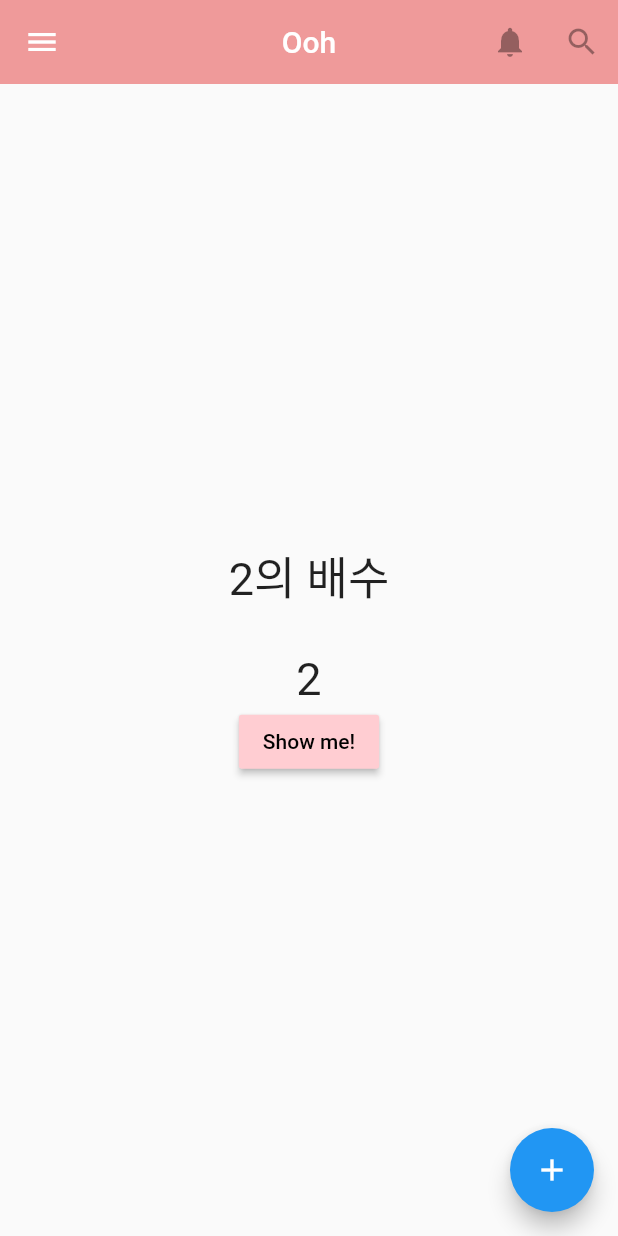
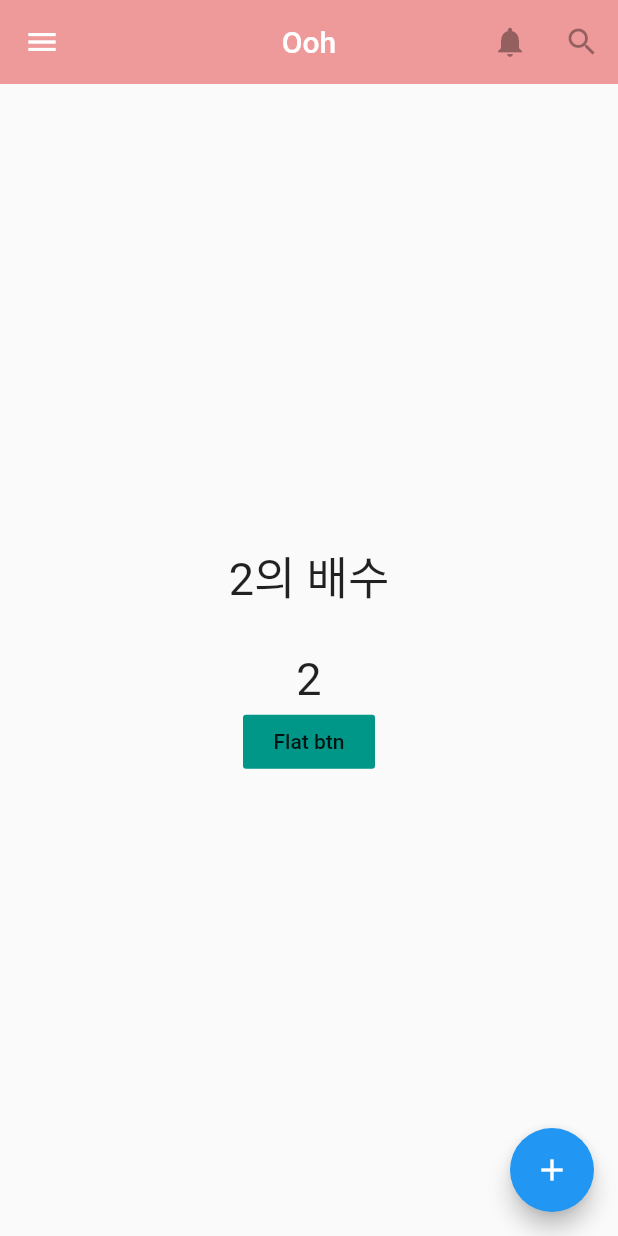
Before and after one commit to 2ChanWoo/StartFlutter, a Flutter app: the screen it shows after launch, on a phone screen of 412 x 824 dp. Run offline on Flutter 3.47's test engine with Material 2 defaults, Android fonts, the phone set to English and light mode, and no system bars; our stand-ins replace fluttertoast.

Commit message:
SnackBar 를 함수로 처리.
Builder 를 선언할 필요 없어짐.

```diff
--- a/lib/main.dart
+++ b/lib/main.dart
@@ -88,8 +88,7 @@ class _Main_StfulState extends State<Main_Stful> {
         elevation: 0.0, //위젯의 높이. 숫자가 클수록 앱바가 떠 있는 효과. (그림자로 효과주는듯)
       ),
 
-      body: Builder(builder: (BuildContext ctx) {
-        return  Center(  //이 센터랑 패딩이랑 같이 못쓰나..? 왜 안돼냐
+      body:Center(  //이 센터랑 패딩이랑 같이 못쓰나..? 왜 안돼냐
         //  Padding( padding : EdgeInsets.fromLTRB(30, 40, 0, 0),
         child: Column(  //정렬하기 전에는, 위에 붙어 있어서, ali 까지 치면 main,cross aligment 이렇게 2개 나옴.
           mainAxisAlignment: MainAxisAlignment.center,
@@ -97,28 +96,12 @@ class _Main_StfulState extends State<Main_Stful> {
             Text('2의 배수', style: TextStyle(fontSize: 30),),
             SizedBox(height: 30,),  //세로간격 위 아래 15px 씩 넓힘
             Text(_message.toString(), style: TextStyle(fontSize: 30),),
-              RaisedButton(     //Raised button, Floating action button
-                onPressed: (){
-                  //스낵바를 함수로 만들면 굳이 Builder 를 선언할 필요가 없어짐. (코딩셰프 강좌 19)
-                  Scaffold.of(ctx).showSnackBar(SnackBar( //
-                    content: Text('Hello',
-                      textAlign: TextAlign.center,),
-                    duration: Duration(seconds: 1),
-                    backgroundColor: Colors.teal,
-                  ));
-                },
-                child: Text('Show me!',
-                  style: TextStyle(
-                      color: Colors.black
-                  ),
-                ),
-                color: Colors.red[100],
-              )
+            MySnackBar(),
           ],
         ),
         //  ),
-        );
-      }),
+      ),
+
       //    )
       drawer: Drawer(
         child : ListView(
@@ -175,6 +158,32 @@ class _Main_StfulState extends State<Main_Stful> {
   }
 }
 
+class MySnackBar extends StatelessWidget {
+  @override
+  Widget build(BuildContext context) {
+    return Center(
+      child: FlatButton(
+        onPressed: (){
+          Scaffold.of(context).showSnackBar(SnackBar(
+            content: Text('This is SnackBar',
+              textAlign: TextAlign.center,
+              style: TextStyle( color:  Colors.white),
+            ),
+            backgroundColor: Colors.teal,
+            duration: Duration(milliseconds: 1800),
+          )
+          );
+        },
+        child: Text('Flat btn',
+          style: TextStyle(
+              color: Colors.black87
+          ),
+        ),
+        color: Colors.teal,
+      ),
+    );
+  }
+}
 
 
 void flutterToast(){
```
Lines whose indentation alone changed are shown as unchanged.
